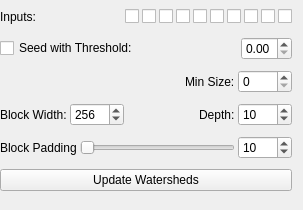
Above: ilastik/applets/vigraWatershedViewer/drawer.ui from ukoethe/ilastik before the change. Below: the same form after it.
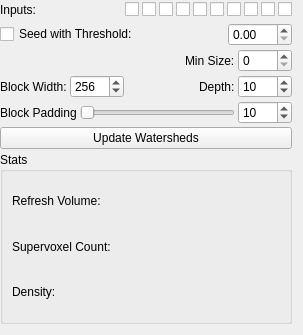
That is the form after the change.

Diff of the .ui file:
```diff
--- a/ilastik/applets/vigraWatershedViewer/drawer.ui
+++ b/ilastik/applets/vigraWatershedViewer/drawer.ui
@@ -7,7 +7,7 @@
     <x>0</x>
     <y>0</y>
     <width>303</width>
-    <height>210</height>
+    <height>335</height>
    </rect>
   </property>
   <property name="windowTitle">
@@ -178,7 +178,7 @@
         <string>Threshold Value</string>
        </property>
        <property name="maximum">
-        <double>1.000000000000000</double>
+        <double>255.000000000000000</double>
        </property>
        <property name="singleStep">
         <double>0.010000000000000</double>
@@ -343,6 +343,36 @@
      </property>
     </widget>
    </item>
+   <item>
+    <widget class="QGroupBox" name="statsGroupBox">
+     <property name="title">
+      <string>Stats</string>
+     </property>
+     <layout class="QVBoxLayout" name="verticalLayout_2">
+      <item>
+       <widget class="QLabel" name="refreshVolumeLabel">
+        <property name="text">
+         <string>Refresh Volume:</string>
+        </property>
+       </widget>
+      </item>
+      <item>
+       <widget class="QLabel" name="superVoxelCountLabel">
+        <property name="text">
+         <string>Supervoxel Count:</string>
+        </property>
+       </widget>
+      </item>
+      <item>
+       <widget class="QLabel" name="densityLabel">
+        <property name="text">
+         <string>Density:</string>
+        </property>
+       </widget>
+      </item>
+     </layout>
+    </widget>
+   </item>
   </layout>
  </widget>
  <resources/>
```
